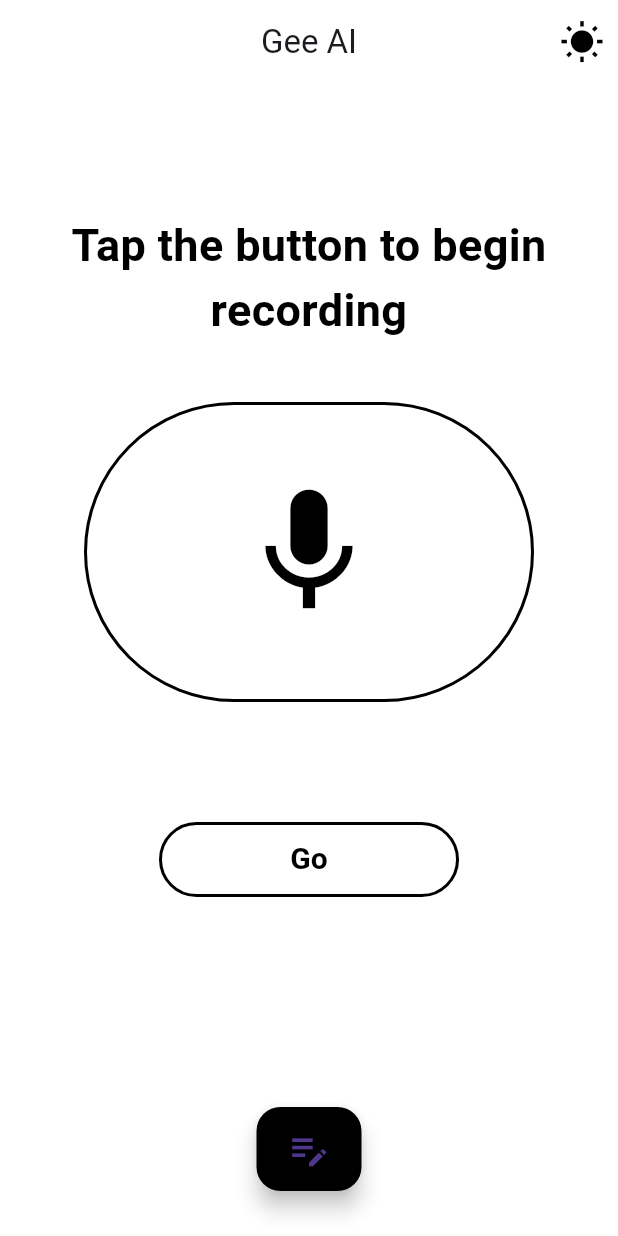
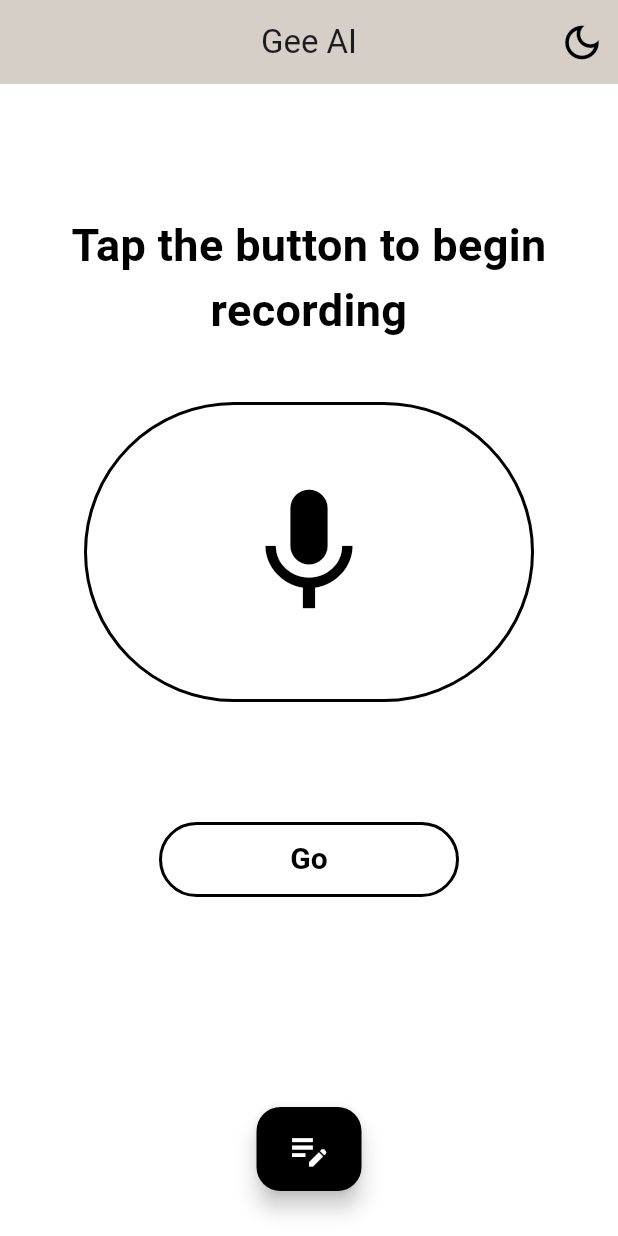
Before and after one commit to Shalom-Nankam/gee, a Flutter app: the screen it shows after launch, after a tap on the "mic" icon, on a phone screen of 412 x 824 dp. Run offline on Flutter 3.47's test engine with Material 2 defaults, Android fonts, the phone set to English and light mode, and no system bars; our stand-ins replace flutter_native_splash, get, shared_preferences, speech_to_text.

Commit message:
Completed setting up the app theme

```diff
--- a/lib/controllers/home_controller.dart
+++ b/lib/controllers/home_controller.dart
@@ -60,7 +60,7 @@ class HomeController extends State<HomeScreen> {
     final prefs = await SharedPreferences.getInstance();
     prefs.setBool('Theme', !AppTheme.darkMode.value);
     AppTheme.getTheme();
-    Get.changeTheme(darkTheme ? ThemeData.light() : ThemeData.dark());
+    // Get.changeTheme(darkTheme ? ThemeData.light() : ThemeData.dark());
   }
 
   @override
--- a/lib/main.dart
+++ b/lib/main.dart
@@ -11,7 +11,7 @@ void main() async {
   AppTheme.getTheme();
   initialization();
 
-  runApp(const MyApp());
+  runApp(MyApp());
 }
 
 initialization() {
@@ -20,16 +20,20 @@ initialization() {
 }
 
 class MyApp extends StatelessWidget {
-  const MyApp({super.key});
+  MyApp({super.key});
+
+  final themeManager = Get.put(AppTheme());
 
   @override
   Widget build(BuildContext context) {
-    return GetMaterialApp(
-        debugShowCheckedModeBanner: false,
-        theme: AppTheme.setAppTheme(),
-        darkTheme: AppTheme.setAppTheme(),
-        themeMode: AppTheme.darkMode.value ? ThemeMode.dark : ThemeMode.light,
-        title: 'Gee App',
-        home: const HomeScreen());
+    return Obx(
+      () => GetMaterialApp(
+          debugShowCheckedModeBanner: false,
+          theme: AppTheme.setAppTheme(),
+          darkTheme: AppTheme.setAppTheme(),
+          themeMode: AppTheme.darkMode.value ? ThemeMode.dark : ThemeMode.light,
+          title: 'Gee App',
+          home: const HomeScreen()),
+    );
   }
 }
--- a/lib/models/app_theme.dart
+++ b/lib/models/app_theme.dart
@@ -5,6 +5,7 @@ import 'package:shared_preferences/shared_preferences.dart';
 
 class AppTheme extends GetxController {
   static var darkMode = false.obs;
+  dynamic get isDark => darkMode;
   static getTheme() async {
     final prefs = await SharedPreferences.getInstance();
     darkMode(prefs.getBool('Theme') ?? false);
@@ -13,11 +14,12 @@ class AppTheme extends GetxController {
   static ThemeData setAppTheme() {
     AppTheme.getTheme();
     return ThemeData(
+      brightness: darkMode.value ? Brightness.dark : Brightness.light,
       outlinedButtonTheme: OutlinedButtonThemeData(
           style: ButtonStyle(
               side: MaterialStatePropertyAll(BorderSide(
                 width: 2.0,
-                  color: AppTheme.darkMode.value
+                color: darkMode.value
                     ? const Color(0xffffffff)
                     : const Color(0xff000000),
               )),
@@ -27,32 +29,31 @@ class AppTheme extends GetxController {
       useMaterial3: true,
       iconTheme: IconThemeData(
           color: darkMode.value
-                ? const Color(0xffffffff)
+              ? const Color(0xff000000)
               : const Color(0xff000000),
           size: 50),
       scaffoldBackgroundColor:
           darkMode.value ? const Color(0xff000000) : const Color(0xffffffff),
       appBarTheme: AppBarTheme(
           backgroundColor: darkMode.value
-                ? const Color(0xff000000)
-                : const Color(0xffffffff),
+              ? const Color(0xff3e424b)
+              : const Color(0xffd6cfc7),
           elevation: 0,
           centerTitle: true,
           iconTheme: IconThemeData(
               color: darkMode.value
-                    ? const Color(0xffffffff)
+                  ? const Color(0xff000000)
                   : const Color(0xff000000),
               size: 30)),
       textTheme: TextTheme(
           button: TextStyle(
-          color: darkMode.value
-              ? const Color(0xffffffff)
-              : const Color(0xff000000),
+        color:
+            darkMode.value ? const Color(0xffffffff) : const Color(0xff000000),
       )),
       floatingActionButtonTheme: FloatingActionButtonThemeData(
-          backgroundColor: darkMode.value
-              ? const Color(0xffffffff)
-              : const Color(0xff000000),
-        ));
+        backgroundColor:
+            darkMode.value ? const Color(0xffffffff) : const Color(0xff000000),
+      ),
+    );
   }
 }
--- a/lib/views/home_view.dart
+++ b/lib/views/home_view.dart
@@ -19,9 +19,14 @@ class HomeView extends StatelessView<HomeScreen, HomeController> {
           // style: TextStyle(fontSize: 22, fontWeight: FontWeight.bold),
         ),
         actions: [
-          IconButton(
-              onPressed: () => controller.changeTheme(AppTheme.darkMode.value),
-              icon: const Icon(Icons.wb_sunny))
+          Obx(
+            () => IconButton(
+                onPressed: () =>
+                    controller.changeTheme(AppTheme.darkMode.value),
+                icon: AppTheme.darkMode.value
+                    ? const Icon(Icons.wb_sunny)
+                    : const Icon(Icons.dark_mode_outlined)),
+          )
         ],
       ),
       body: Padding(
@@ -34,17 +39,25 @@ class HomeView extends StatelessView<HomeScreen, HomeController> {
       ),
       floatingActionButton: Padding(
         padding: const EdgeInsets.only(bottom: 30),
-        child: FloatingActionButton.extended(
+        child: Obx(
+          () => FloatingActionButton.extended(
             // backgroundColor: const Color(0xff000000),
             onPressed: () => controller.useSearchBox(),
             label: controller.typeSearch
-              ? const Icon(
+                ? Icon(
                     Icons.mic,
                     size: 30,
+                    color: AppTheme.darkMode.value
+                        ? const Color(0xff000000)
+                        : const Color(0xffffffff),
                   )
-              : const Icon(
+                : Icon(
                     Icons.edit_note,
                     size: 30,
+                    color: AppTheme.darkMode.value
+                        ? const Color(0xff000000)
+                        : const Color(0xffffffff),
+                  ),
           ),
         ),
       ),
```
Lines whose indentation alone changed are shown as unchanged.
